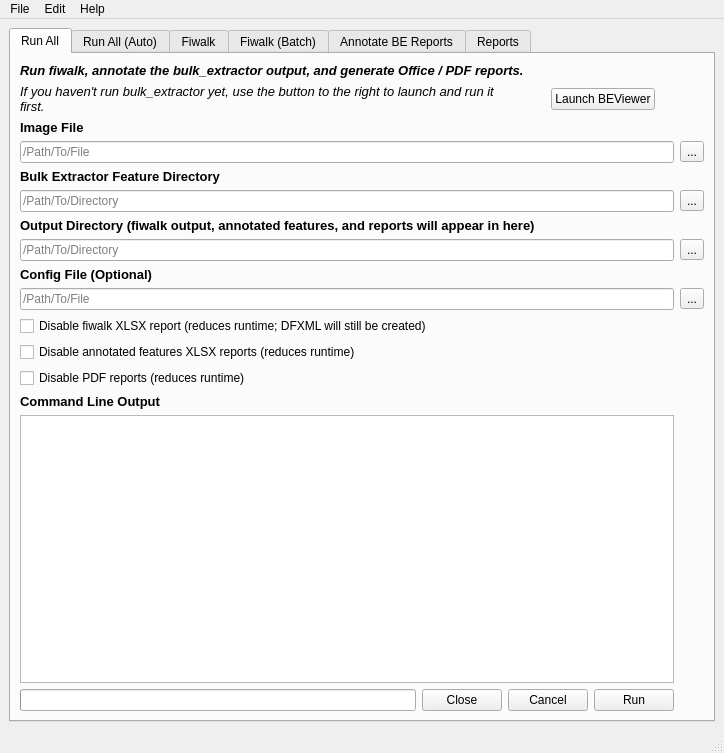
The window that bctools/UI/UIv11-Jan31-2016.ui (BitCurator/bitcurator) describes before a commit, drawn with Qt 5.
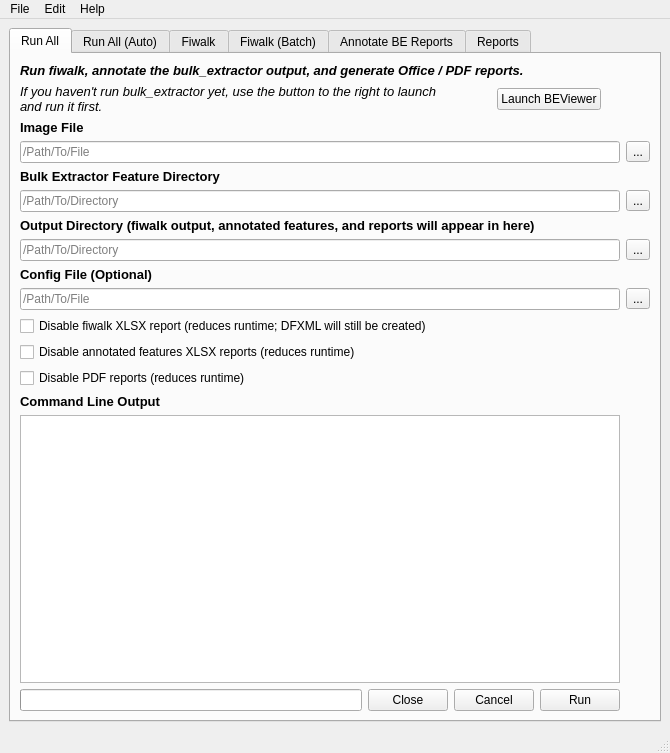
The same window after the commit.

Commit message: Updated experimental UI app

```diff
--- a/bctools/UI/UIv11-Jan31-2016.ui
+++ b/bctools/UI/UIv11-Jan31-2016.ui
@@ -6,7 +6,7 @@
    <rect>
     <x>0</x>
     <y>0</y>
-    <width>724</width>
+    <width>670</width>
     <height>753</height>
    </rect>
   </property>
@@ -1302,7 +1302,7 @@
     <rect>
      <x>0</x>
      <y>0</y>
-     <width>724</width>
+     <width>670</width>
      <height>25</height>
     </rect>
    </property>
```
The commit also changes 1 other file.
